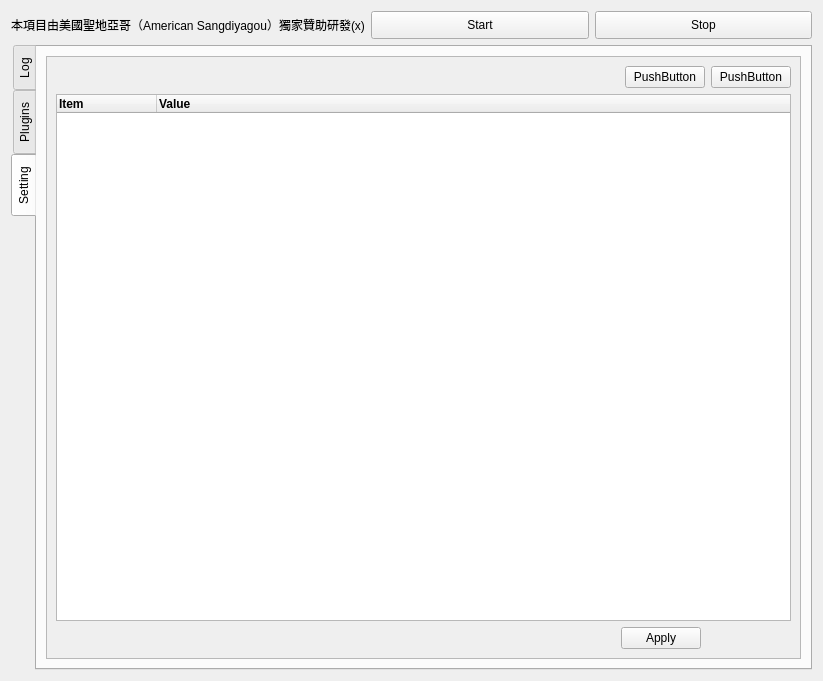
northgreen/ictye-live-dm, file ictye-live-dm/src/ictye_live_dm/QT-GUI/main.ui: the form before one commit.
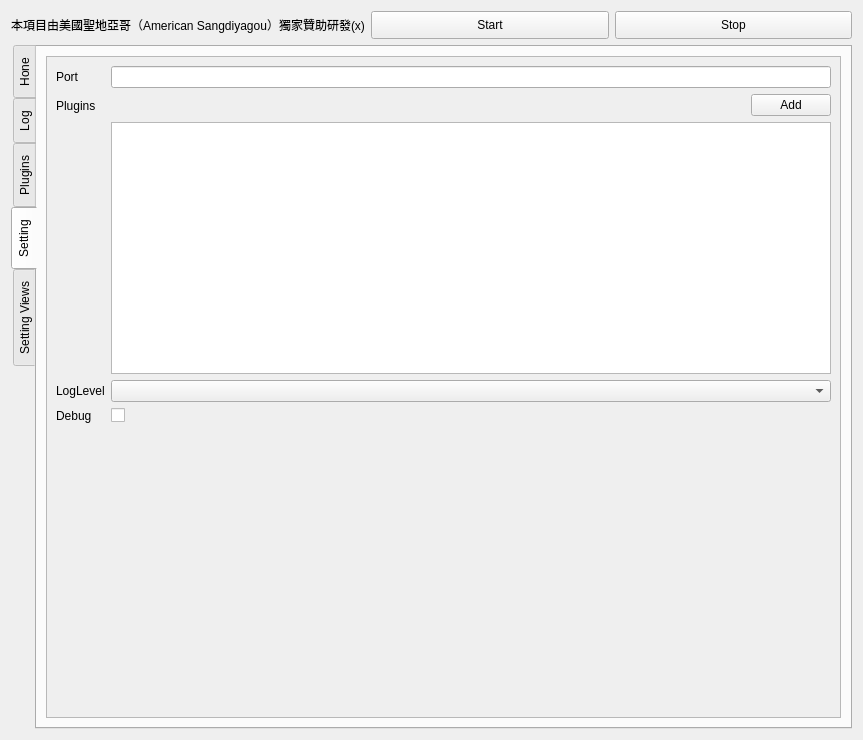
The form after the commit. Icons and pictures are not drawn.

The edit to the form file:
```diff
--- a/ictye-live-dm/src/ictye_live_dm/QT-GUI/main.ui
+++ b/ictye-live-dm/src/ictye_live_dm/QT-GUI/main.ui
@@ -9,8 +9,8 @@
    <rect>
     <x>0</x>
     <y>0</y>
-    <width>823</width>
-    <height>681</height>
+    <width>863</width>
+    <height>740</height>
    </rect>
   </property>
   <property name="windowTitle">
@@ -79,7 +79,7 @@
       <enum>QTabWidget::Rounded</enum>
      </property>
      <property name="currentIndex">
-      <number>2</number>
+      <number>3</number>
      </property>
      <property name="elideMode">
       <enum>Qt::ElideNone</enum>
@@ -90,6 +90,109 @@
      <property name="tabBarAutoHide">
       <bool>false</bool>
      </property>
+     <widget class="QWidget" name="tab_2">
+      <attribute name="title">
+       <string>Hone</string>
+      </attribute>
+      <layout class="QVBoxLayout" name="verticalLayout_6">
+       <item>
+        <layout class="QHBoxLayout" name="horizontalLayout_6">
+         <item>
+          <widget class="QLabel" name="label_2">
+           <property name="text">
+            <string>&lt;h1&gt;Home&lt;/h1&gt;</string>
+           </property>
+          </widget>
+         </item>
+         <item>
+          <spacer name="horizontalSpacer_4">
+           <property name="orientation">
+            <enum>Qt::Horizontal</enum>
+           </property>
+           <property name="sizeHint" stdset="0">
+            <size>
+             <width>228</width>
+             <height>28</height>
+            </size>
+           </property>
+          </spacer>
+         </item>
+         <item>
+          <widget class="QLabel" name="StatusLable">
+           <property name="text">
+            <string>Status:</string>
+           </property>
+          </widget>
+         </item>
+         <item>
+          <widget class="QLabel" name="status_display_lable">
+           <property name="text">
+            <string>%1</string>
+           </property>
+          </widget>
+         </item>
+        </layout>
+       </item>
+       <item>
+        <layout class="QHBoxLayout" name="horizontalLayout_7">
+         <item>
+          <widget class="QLabel" name="label_3">
+           <property name="text">
+            <string>&lt;h2&gt;Address Contents&lt;/h2&gt;</string>
+           </property>
+          </widget>
+         </item>
+         <item>
+          <spacer name="horizontalSpacer_5">
+           <property name="orientation">
+            <enum>Qt::Horizontal</enum>
+           </property>
+           <property name="sizeHint" stdset="0">
+            <size>
+             <width>40</width>
+             <height>20</height>
+            </size>
+           </property>
+          </spacer>
+         </item>
+        </layout>
+       </item>
+       <item>
+        <widget class="QListWidget" name="adress_content_list"/>
+       </item>
+       <item>
+        <layout class="QHBoxLayout" name="horizontalLayout_8">
+         <item>
+          <widget class="QLabel" name="label_5">
+           <property name="text">
+            <string>&lt;html&gt;&lt;head/&gt;&lt;body&gt;&lt;p&gt;&lt;span style=&quot; font-size:x-large; font-weight:600;&quot;&gt;Location &lt;/span&gt;&lt;a href=&quot;http://127.0.0.1:8082&quot;&gt;&lt;span style=&quot; text-decoration: underline; color:#0000ff;&quot;&gt;http://127.0.0.1:8082&lt;/span&gt;&lt;/a&gt;&lt;/p&gt;&lt;/body&gt;&lt;/html&gt;</string>
+           </property>
+          </widget>
+         </item>
+         <item>
+          <spacer name="horizontalSpacer_6">
+           <property name="orientation">
+            <enum>Qt::Horizontal</enum>
+           </property>
+           <property name="sizeHint" stdset="0">
+            <size>
+             <width>40</width>
+             <height>20</height>
+            </size>
+           </property>
+          </spacer>
+         </item>
+         <item>
+          <widget class="QPushButton" name="pushButton_4">
+           <property name="text">
+            <string>open in blsower</string>
+           </property>
+          </widget>
+         </item>
+        </layout>
+       </item>
+      </layout>
+     </widget>
      <widget class="QWidget" name="log_Tab">
       <attribute name="title">
        <string>Log</string>
@@ -233,10 +336,150 @@
        </item>
       </layout>
      </widget>
-     <widget class="QWidget" name="setting_Tab">
+     <widget class="QWidget" name="tab">
       <attribute name="title">
        <string>Setting</string>
       </attribute>
+      <layout class="QHBoxLayout" name="horizontalLayout_12">
+       <item>
+        <widget class="QScrollArea" name="scrollArea">
+         <property name="widgetResizable">
+          <bool>true</bool>
+         </property>
+         <widget class="QWidget" name="scrollAreaWidgetContents_2">
+          <property name="geometry">
+           <rect>
+            <x>0</x>
+            <y>0</y>
+            <width>789</width>
+            <height>651</height>
+           </rect>
+          </property>
+          <layout class="QFormLayout" name="formLayout">
+           <item row="0" column="0">
+            <widget class="QLabel" name="label_4">
+             <property name="font">
+              <font>
+               <pointsize>9</pointsize>
+               <weight>50</weight>
+               <bold>false</bold>
+              </font>
+             </property>
+             <property name="text">
+              <string>Port</string>
+             </property>
+            </widget>
+           </item>
+           <item row="0" column="1">
+            <layout class="QHBoxLayout" name="horizontalLayout_9">
+             <item>
+              <widget class="QLineEdit" name="lineEdit_2"/>
+             </item>
+            </layout>
+           </item>
+           <item row="1" column="0">
+            <widget class="QLabel" name="label_6">
+             <property name="font">
+              <font>
+               <weight>50</weight>
+               <bold>false</bold>
+              </font>
+             </property>
+             <property name="text">
+              <string>Plugins</string>
+             </property>
+            </widget>
+           </item>
+           <item row="1" column="1">
+            <layout class="QVBoxLayout" name="verticalLayout_7">
+             <item>
+              <layout class="QHBoxLayout" name="horizontalLayout_10">
+               <item>
+                <spacer name="horizontalSpacer_9">
+                 <property name="orientation">
+                  <enum>Qt::Horizontal</enum>
+                 </property>
+                 <property name="sizeHint" stdset="0">
+                  <size>
+                   <width>40</width>
+                   <height>20</height>
+                  </size>
+                 </property>
+                </spacer>
+               </item>
+               <item>
+                <widget class="QPushButton" name="pushButton_5">
+                 <property name="text">
+                  <string>Add</string>
+                 </property>
+                </widget>
+               </item>
+              </layout>
+             </item>
+             <item>
+              <widget class="QListWidget" name="listWidget"/>
+             </item>
+            </layout>
+           </item>
+           <item row="2" column="0">
+            <widget class="QLabel" name="label_7">
+             <property name="font">
+              <font>
+               <weight>50</weight>
+               <bold>false</bold>
+              </font>
+             </property>
+             <property name="text">
+              <string>LogLevel</string>
+             </property>
+            </widget>
+           </item>
+           <item row="2" column="1">
+            <widget class="QComboBox" name="comboBox"/>
+           </item>
+           <item row="3" column="0">
+            <widget class="QLabel" name="label_8">
+             <property name="font">
+              <font>
+               <weight>50</weight>
+               <bold>false</bold>
+              </font>
+             </property>
+             <property name="text">
+              <string>Debug</string>
+             </property>
+            </widget>
+           </item>
+           <item row="3" column="1">
+            <widget class="QCheckBox" name="checkBox">
+             <property name="text">
+              <string/>
+             </property>
+            </widget>
+           </item>
+           <item row="4" column="1">
+            <spacer name="verticalSpacer">
+             <property name="orientation">
+              <enum>Qt::Vertical</enum>
+             </property>
+             <property name="sizeHint" stdset="0">
+              <size>
+               <width>702</width>
+               <height>40</height>
+              </size>
+             </property>
+            </spacer>
+           </item>
+          </layout>
+         </widget>
+        </widget>
+       </item>
+      </layout>
+     </widget>
+     <widget class="QWidget" name="setting_Tab">
+      <attribute name="title">
+       <string>Setting Views</string>
+      </attribute>
       <layout class="QVBoxLayout" name="verticalLayout_3">
        <item>
         <widget class="QScrollArea" name="settingScrollArea">
@@ -263,8 +506,8 @@
            <rect>
             <x>0</x>
             <y>0</y>
-            <width>749</width>
-            <height>592</height>
+            <width>789</width>
+            <height>651</height>
            </rect>
           </property>
           <layout class="QVBoxLayout" name="verticalLayout_5">
```
Left out of the diff: 10 changed lines with no effect on the pictures.
